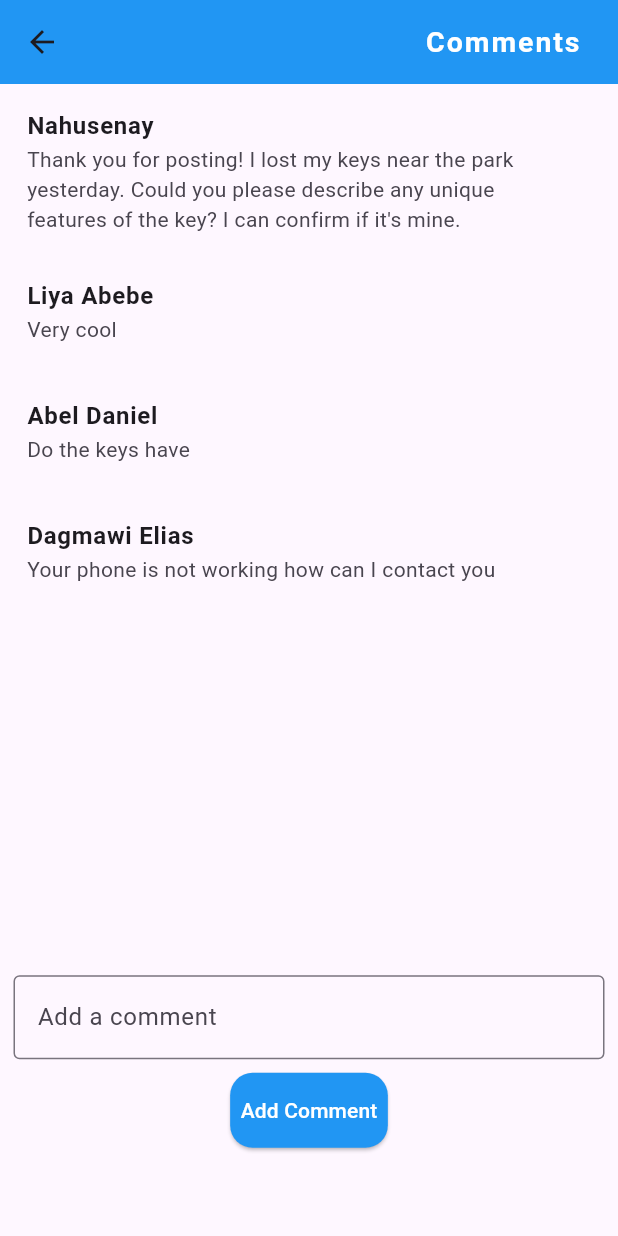
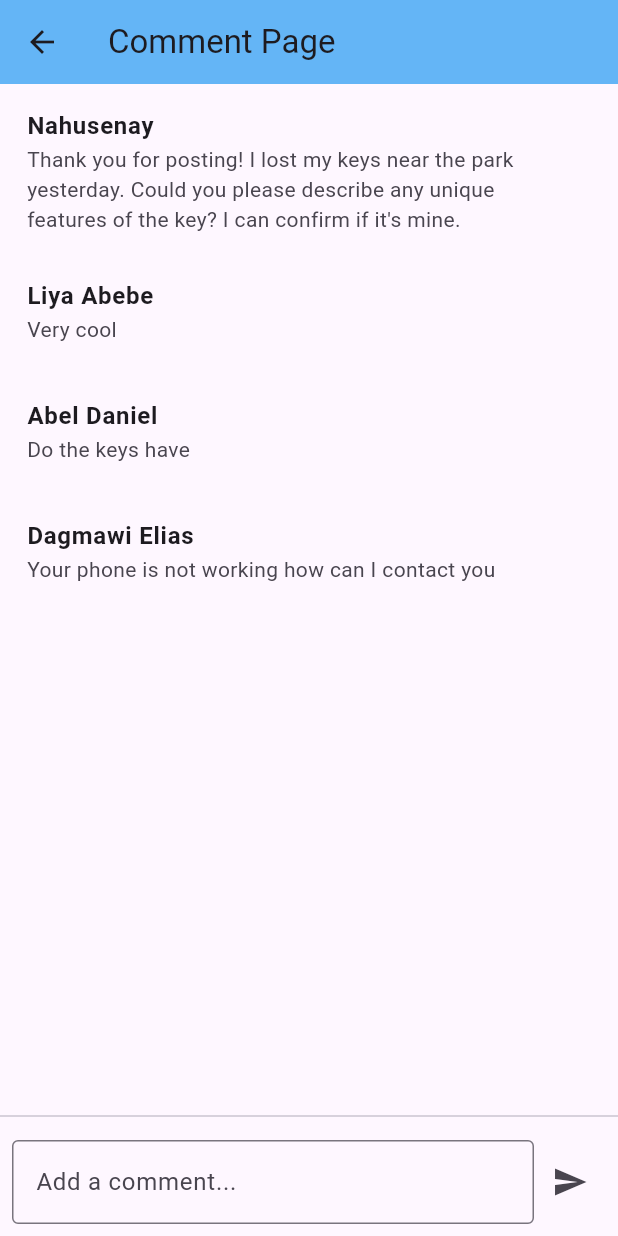
Before and after one commit to SosiSis/flutter-2024-proj, a Flutter app: the CommentPage screen opened by its route, on a phone screen of 412 x 824 dp. Run offline on Flutter 3.47's test engine with Material 3 defaults, Android fonts, the phone set to English and light mode, and no system bars; network calls fail.

Commit message:
Update comment_page.dart

```diff
--- a/lib/presentation/screens/comment_page.dart
+++ b/lib/presentation/screens/comment_page.dart
@@ -1,14 +1,11 @@
-// ignore_for_file: prefer_const_constructors
-
 import 'package:flutter/material.dart';
 
 class CommentPage extends StatefulWidget {
   @override
-  _CommentPageState createState() => _CommentPageState();
+  _CommentPagState createState() => _CommentPagState();
 }
 
-class _CommentPageState extends State<CommentPage> {
-  final TextEditingController commentController = TextEditingController();
+class _CommentPagState extends State<CommentPage> {
   List<Map<String, String>> filedata = [
     {
       'name': 'Nahusenay',
@@ -29,14 +26,8 @@ class _CommentPageState extends State<CommentPage> {
     },
   ];
 
-  final commentFieldKey = GlobalKey<FormState>();
-  final commentTextFieldController = TextEditingController();
-
   Widget commentChild(List<Map<String, String>> data) {
-    return Column(
-      children: [
-        Expanded(
-          child: ListView.builder(
+    return ListView.builder(
       itemCount: data.length,
       itemBuilder: (context, index) {
         return Padding(
@@ -50,28 +41,6 @@ class _CommentPageState extends State<CommentPage> {
           ),
         );
       },
-          ),
-        ),
-        Padding(
-          padding: const EdgeInsets.all(9.0),
-          child: Form(
-            key: commentFieldKey,
-            child: TextFormField(
-              controller: commentTextFieldController,
-              decoration: const InputDecoration(
-                labelText: 'Add a comment',
-                border: OutlineInputBorder(),
-              ),
-              validator: (value) {
-                if (value == null || value.isEmpty) {
-                  return 'Please enter a comment';
-                }
-                return null;
-              },
-            ),
-          ),
-        ),
-      ],
     );
   }
 
@@ -79,48 +48,79 @@ class _CommentPageState extends State<CommentPage> {
   Widget build(BuildContext context) {
     return Scaffold(
       appBar: AppBar(
-        backgroundColor: Colors.blue,
-        actions: [Container(
-          margin: EdgeInsets.symmetric(horizontal: 25, vertical: 0),
-          child: Text('Comments' ,style:TextStyle(fontWeight: FontWeight.bold,fontSize: 19,color: Colors.white,letterSpacing: 1.3) ,),
-        )],
-
+        title: const Text("Comment Page"),
+        backgroundColor: Colors.blue[300],
       ),
-      body: SingleChildScrollView(
-        child: Column(
+      body: Column(
         children: [
-            SizedBox(
-              height: MediaQuery.of(context).size.height * 0.8,
+          Expanded(
             child: commentChild(filedata),
           ),
-            ElevatedButton(
-              onPressed: () {
-                if (commentFieldKey.currentState!.validate()) {
+          const Divider(),
+          Padding(
+            padding: const EdgeInsets.all(8.0),
+            child: CommentBox(
+              labelText: 'Add a comment...',
+              errorText: 'Please enter a comment',
+              sendButtonMethod: (commentText) {
                 setState(() {
                   var value = {
-                      'name': 'New User',
-                      'message': commentTextFieldController.text,
+                    'name': 'User ',
+                    'message': commentText,
                   };
                   filedata.insert(0, value);
                 });
-                  commentTextFieldController.clear();
-                  FocusScope.of(context).unfocus();
-                }
               },
-              child: const Text('Add Comment'),
-
-
-
-              style: ElevatedButton.styleFrom(
-                  foregroundColor: Colors.white,
-                  backgroundColor: Colors.blue,
-                  padding: EdgeInsets.symmetric(horizontal: 7, vertical: 15),
-                  shape: RoundedRectangleBorder(
-                      borderRadius: BorderRadius.circular(15))),
-            )
+            ),
+          ),
         ],
-        ),
       ),
     );
   }
 }
+
+class CommentBox extends StatelessWidget {
+  final String labelText;
+  final String errorText;
+  final Function(String) sendButtonMethod;
+
+  const CommentBox({
+    required this.labelText,
+    required this.errorText,
+    required this.sendButtonMethod,
+  });
+
+  @override
+  Widget build(BuildContext context) {
+    final TextEditingController commentController = TextEditingController();
+
+    return Row(
+      children: [
+        Expanded(
+          child: TextField(
+            controller: commentController,
+            decoration: InputDecoration(
+              labelText: labelText,
+              border: OutlineInputBorder(),
+            ),
+          ),
+        ),
+        IconButton(
+          icon: Icon(Icons.send),
+          onPressed: () {
+            if (commentController.text.trim().isNotEmpty) {
+              sendButtonMethod(commentController.text);
+              commentController.clear();
+            } else {
+              ScaffoldMessenger.of(context).showSnackBar(
+                SnackBar(
+                  content: Text(errorText),
+                ),
+              );
+            }
+          },
+        ),
+      ],
+    );
+  }
+}
```
Lines whose indentation alone changed are shown as unchanged.
